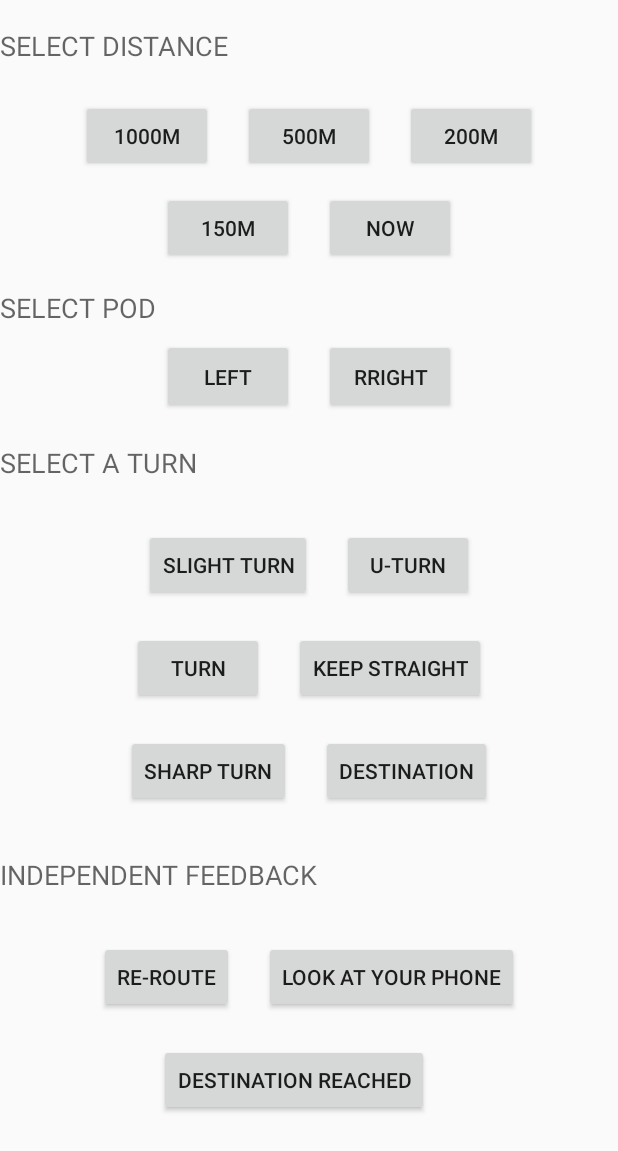
After one commit to nareshvr/RecyclerViewExample, an Android app: the layout activity_vibration_tutorial.xml on its own in the app's theme, with its tools: preview values and no code run, on a phone screen of 412 x 824 dp. The commit adds this screen. Shown: the top 1151 px of the screen. Run offline under Robolectric (Android 15) with nearby library versions, the phone set to English and light mode, and no system bars.

Commit message:
Vibartion Tutorial and Dialog box

```diff
--- /dev/null
+++ b/app/src/main/java/ducere/lechal/pod/VibrationTutorialActivity.java
@@ -0,0 +1,13 @@
+package ducere.lechal.pod;
+
+import android.support.v7.app.AppCompatActivity;
+import android.os.Bundle;
+
+public class VibrationTutorialActivity extends AppCompatActivity {
+
+    @Override
+    protected void onCreate(Bundle savedInstanceState) {
+        super.onCreate(savedInstanceState);
+        setContentView(R.layout.activity_vibration_tutorial);
+    }
+}
--- /dev/null
+++ b/app/src/main/res/layout/activity_vibration_tutorial.xml
@@ -0,0 +1,269 @@
+<?xml version="1.0" encoding="utf-8"?>
+<LinearLayout xmlns:android="http://schemas.android.com/apk/res/android"
+    xmlns:tools="http://schemas.android.com/tools"
+    android:layout_width="match_parent"
+    android:layout_height="match_parent"
+    android:orientation="vertical"
+    android:weightSum="9"
+    tools:context="ducere.lechal.pod.VibrationTutorialActivity">
+
+    <LinearLayout
+        android:id="@+id/ll_selectDistance"
+        android:layout_width="match_parent"
+        android:layout_height="0dp"
+        android:layout_weight="2"
+        android:orientation="vertical"
+        android:weightSum="3">
+
+        <TextView
+            android:id="@+id/tv_selectDistance"
+            android:layout_width="wrap_content"
+            android:layout_height="0dp"
+            android:layout_weight="1"
+            android:gravity="center_vertical"
+            android:text="@string/select_distance"
+            android:textAppearance="?android:attr/textAppearanceMedium" />
+
+        <LinearLayout
+            android:layout_width="match_parent"
+            android:layout_height="0dp"
+            android:layout_weight="1"
+            android:gravity="center"
+            android:orientation="horizontal">
+
+            <Button
+                android:id="@+id/btn1000m"
+                android:layout_width="wrap_content"
+                android:layout_height="wrap_content"
+                android:layout_marginRight="20dp"
+                android:text="@string/meters_1000" />
+
+            <Button
+                android:id="@+id/btn500m"
+                android:layout_width="wrap_content"
+                android:layout_height="wrap_content"
+                android:layout_marginRight="20dp"
+                android:text="@string/meters_500" />
+
+            <Button
+                android:id="@+id/btn200m"
+                android:layout_width="wrap_content"
+                android:layout_height="wrap_content"
+                android:text="@string/meters_200" />
+        </LinearLayout>
+
+        <LinearLayout
+            android:layout_width="match_parent"
+            android:layout_height="0dp"
+            android:layout_weight="1"
+            android:gravity="center"
+            android:orientation="horizontal">
+
+            <Button
+                android:id="@+id/btn150m"
+                android:layout_width="wrap_content"
+                android:layout_height="wrap_content"
+                android:layout_marginRight="20dp"
+                android:text="@string/meters_150" />
+
+            <Button
+                android:id="@+id/btnNow"
+                android:layout_width="wrap_content"
+                android:layout_height="wrap_content"
+                android:text="@string/meters_new" />
+        </LinearLayout>
+
+    </LinearLayout>
+
+    <LinearLayout
+        android:id="@+id/ll_selectPod"
+        android:layout_width="match_parent"
+        android:layout_height="0dp"
+        android:layout_weight="1"
+        android:orientation="vertical"
+        android:weightSum="2">
+
+        <TextView
+            android:id="@+id/txtSelectPod"
+            android:layout_width="wrap_content"
+            android:layout_height="0dp"
+            android:layout_weight="1"
+            android:gravity="center_vertical"
+            android:text="@string/select_pod"
+            android:textAppearance="?android:attr/textAppearanceMedium" />
+
+        <LinearLayout
+
+            android:layout_width="match_parent"
+            android:layout_height="0dp"
+            android:layout_weight="1"
+            android:gravity="center"
+            android:orientation="horizontal">
+
+            <Button
+                android:id="@+id/btnLeftPod"
+                android:layout_width="wrap_content"
+                android:layout_height="50dp"
+                android:layout_marginRight="20dp"
+                android:text="@string/left_pod" />
+
+            <Button
+                android:id="@+id/btnRightPod"
+                android:layout_width="wrap_content"
+                android:layout_height="50dp"
+                android:text="@string/right_pod" />
+        </LinearLayout>
+    </LinearLayout>
+
+    <LinearLayout
+        android:id="@+id/ll_selectTurn"
+        android:layout_width="match_parent"
+        android:layout_height="0dp"
+        android:layout_weight="3"
+        android:orientation="vertical"
+        android:weightSum="4">
+
+        <TextView
+            android:id="@+id/tvSelectTurn"
+            android:layout_width="wrap_content"
+            android:layout_height="0dp"
+            android:layout_weight="1"
+            android:gravity="center_vertical"
+            android:text="@string/select_turn"
+            android:textAppearance="?android:attr/textAppearanceMedium" />
+
+        <LinearLayout
+
+            android:layout_width="match_parent"
+            android:layout_height="0dp"
+            android:layout_weight="1"
+            android:gravity="center"
+            android:orientation="horizontal">
+
+            <Button
+                android:id="@+id/btnSlightTurn"
+                android:layout_width="wrap_content"
+                android:layout_height="wrap_content"
+                android:layout_marginRight="20dp"
+                android:text="@string/slight_turn" />
+
+            <Button
+                android:id="@+id/btnUTurn"
+                android:layout_width="wrap_content"
+                android:layout_height="wrap_content"
+                android:text="@string/u_turn" />
+        </LinearLayout>
+
+        <LinearLayout
+
+            android:layout_width="match_parent"
+            android:layout_height="0dp"
+            android:layout_weight="1"
+            android:gravity="center"
+            android:orientation="horizontal">
+
+            <Button
+                android:id="@+id/btnTurn"
+                android:layout_width="wrap_content"
+                android:layout_height="wrap_content"
+                android:layout_marginRight="20dp"
+                android:text="@string/turn" />
+
+            <Button
+                android:id="@+id/btnKeepStraight"
+                android:layout_width="wrap_content"
+                android:layout_height="wrap_content"
+                android:text="@string/keep_straight" />
+        </LinearLayout>
+
+        <LinearLayout
+
+            android:layout_width="match_parent"
+            android:layout_height="0dp"
+            android:layout_weight="1"
+            android:gravity="center"
+            android:orientation="horizontal">
+
+            <Button
+                android:id="@+id/btnSharpTurn"
+                android:layout_width="wrap_content"
+                android:layout_height="wrap_content"
+                android:layout_marginRight="20dp"
+                android:text="@string/sharp_turn" />
+
+            <Button
+                android:id="@+id/btnDestination"
+                android:layout_width="wrap_content"
+                android:layout_height="wrap_content"
+                android:text="@string/destination" />
+        </LinearLayout>
+
+    </LinearLayout>
+
+    <LinearLayout
+        android:id="@+id/ll_independentFeedback"
+        android:layout_width="match_parent"
+        android:layout_height="0dp"
+        android:layout_gravity="center_horizontal"
+        android:layout_weight="3"
+        android:orientation="vertical"
+        android:weightSum="4">
+
+        <TextView
+            android:id="@+id/tvIndependentFeedback"
+            android:layout_width="wrap_content"
+            android:layout_height="0dp"
+            android:layout_weight="1"
+            android:gravity="center_vertical"
+            android:text="@string/independent_feedback"
+            android:textAppearance="?android:attr/textAppearanceMedium" />
+
+        <LinearLayout
+
+            android:layout_width="match_parent"
+            android:layout_height="0dp"
+            android:layout_weight="1"
+            android:gravity="center"
+            android:orientation="horizontal">
+
+            <Button
+                android:id="@+id/btnReeRoute"
+                android:layout_width="wrap_content"
+                android:layout_height="wrap_content"
+                android:layout_marginRight="20dp"
+                android:text="@string/ree_route" />
+
+            <Button
+                android:id="@+id/btnLookAtYourPhone"
+                android:layout_width="wrap_content"
+                android:layout_height="wrap_content"
+                android:text="@string/look_at_your_phone" />
+        </LinearLayout>
+
+        <LinearLayout
+
+            android:layout_width="match_parent"
+            android:layout_height="0dp"
+            android:layout_weight="1"
+            android:gravity="center"
+            android:orientation="horizontal">
+
+            <Button
+                android:id="@+id/btnDestinationReached"
+                android:layout_width="wrap_content"
+                android:layout_height="wrap_content"
+                android:layout_marginRight="20dp"
+                android:text="@string/destination_reached" />
+
+        </LinearLayout>
+
+        <LinearLayout
+            android:layout_width="match_parent"
+            android:layout_height="0dp"
+            android:layout_weight="2"
+            android:gravity="center"
+            android:orientation="horizontal"></LinearLayout>
+
+    </LinearLayout>
+
+</LinearLayout>
--- /dev/null
+++ b/app/src/main/res/layout/dialog_vibration_intensity.xml
@@ -0,0 +1,87 @@
+<?xml version="1.0" encoding="utf-8"?>
+<LinearLayout xmlns:android="http://schemas.android.com/apk/res/android"
+    android:layout_width="match_parent"
+    android:orientation="vertical"
+    android:layout_height="match_parent">
+
+    <LinearLayout
+        android:layout_width="match_parent"
+        android:layout_height="wrap_content"
+        android:layout_marginTop="30dp"
+        android:orientation="horizontal"
+        android:padding="10dp"
+        android:weightSum="9">
+
+        <RadioGroup
+            android:layout_width="match_parent"
+            android:layout_height="match_parent"
+            android:orientation="horizontal">
+
+            <RadioButton
+                android:id="@+id/radioButton"
+                android:layout_width="wrap_content"
+                android:layout_height="wrap_content"
+                android:layout_weight="1" />
+
+            <View
+                android:layout_width="60dp"
+                android:layout_height="5dp"
+                android:layout_gravity="center"
+                android:layout_weight="1"
+                android:background="@color/colorPrimary" />
+
+            <RadioButton
+                android:id="@+id/radioButton2"
+                android:layout_width="wrap_content"
+                android:layout_height="wrap_content"
+                android:layout_weight="1" />
+
+            <View
+                android:layout_width="60dp"
+                android:layout_height="5dp"
+                android:layout_gravity="center"
+                android:layout_weight="1"
+                android:background="@color/colorPrimary" />
+
+            <RadioButton
+                android:id="@+id/radioButton3"
+                android:layout_width="wrap_content"
+                android:layout_height="wrap_content"
+                android:layout_weight="1" />
+
+            <View
+                android:layout_width="60dp"
+                android:layout_height="5dp"
+                android:layout_gravity="center"
+                android:background="@color/colorPrimary" />
+
+            <RadioButton
+                android:id="@+id/radioButton4"
+                android:layout_width="wrap_content"
+                android:layout_height="wrap_content"
+                android:layout_weight="1" />
+
+            <View
+                android:layout_width="60dp"
+                android:layout_height="5dp"
+                android:layout_gravity="center"
+                android:layout_weight="1"
+                android:background="@color/colorPrimary" />
+
+            <RadioButton
+                android:id="@+id/radioButton5"
+                android:layout_width="wrap_content"
+                android:layout_height="wrap_content"
+                android:layout_weight="1" />
+
+        </RadioGroup>
+    </LinearLayout>
+
+    <LinearLayout
+        android:orientation="horizontal"
+        android:layout_width="wrap_content"
+        android:layout_height="match_parent"
+        android:layout_gravity="center_vertical">
+
+    </LinearLayout>
+</LinearLayout>
--- a/app/src/main/res/values/colors.xml
+++ b/app/src/main/res/values/colors.xml
@@ -3,4 +3,5 @@
     <color name="colorPrimary">#3F51B5</color>
     <color name="colorPrimaryDark">#303F9F</color>
     <color name="colorAccent">#FF4081</color>
+
 </resources>
--- a/app/src/main/res/values/strings.xml
+++ b/app/src/main/res/values/strings.xml
@@ -5,4 +5,24 @@
     <string name="navigation_drawer_close">Close navigation drawer</string>
 
     <string name="action_settings">Settings</string>
+    <string name="select_distance">SELECT DISTANCE</string>
+    <string name="meters_1000">1000m</string>
+    <string name="meters_500">500m</string>
+    <string name="meters_200">200m</string>
+    <string name="meters_150">150m</string>
+    <string name="meters_new">Now</string>
+    <string name="select_pod">SELECT POD</string>
+    <string name="left_pod">Left</string>
+    <string name="right_pod">Rright</string>
+    <string name="select_turn">SELECT A TURN</string>
+    <string name="slight_turn">Slight Turn</string>
+    <string name="u_turn">U-Turn</string>
+    <string name="turn">Turn</string>
+    <string name="keep_straight">Keep Straight</string>
+    <string name="sharp_turn">Sharp Turn</string>
+    <string name="destination">Destination</string>
+    <string name="independent_feedback">INDEPENDENT FEEDBACK</string>
+    <string name="ree_route">Re-route</string>
+    <string name="look_at_your_phone">Look at your phone</string>
+    <string name="destination_reached">Destination Reached</string>
 </resources>
```
